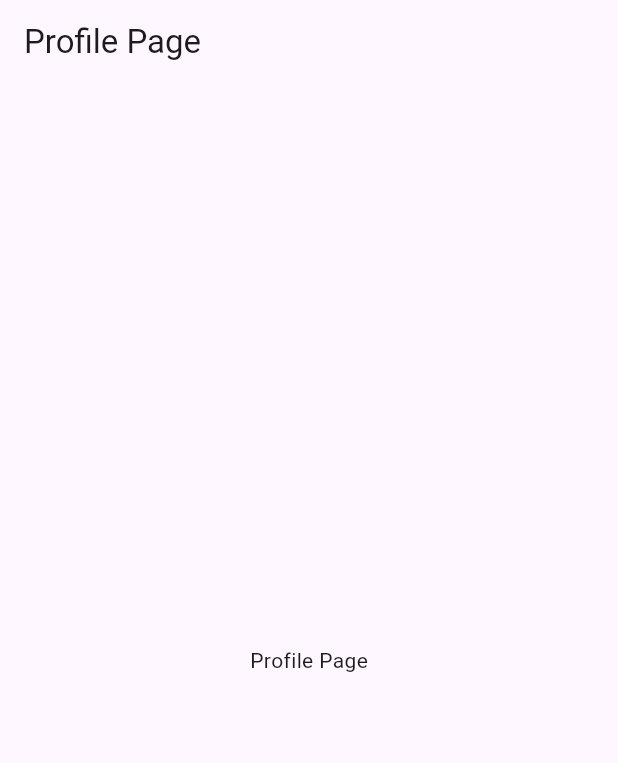
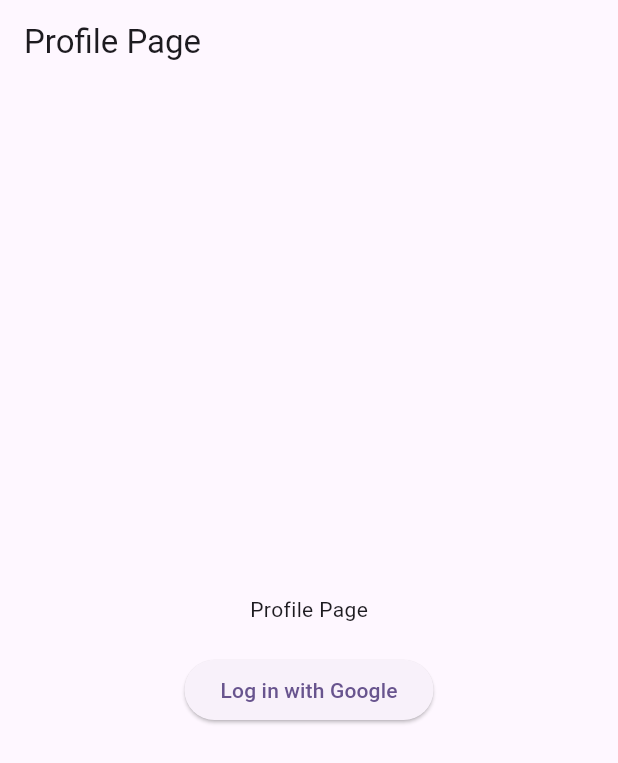
Before and after one commit to MirsaidTursunov/bloc_example, a Flutter app: the ProfilePage screen opened directly, on a phone screen of 412 x 824 dp. Shown: the top 763 px of the screen. Run offline on Flutter 3.47's test engine with Material 2 defaults, Android fonts, the phone set to English and light mode, and no system bars; our stand-ins replace bloc, equatable, firebase_auth, firebase_core, firebase_messaging, flutter_bloc and 2 more; accounts and stored records are empty; network calls fail.

Commit message:
firebase and google

```diff
--- a/lib/main.dart
+++ b/lib/main.dart
@@ -5,14 +5,14 @@ import 'package:bloc_example/presentation/home/bloc/home_bloc.dart';
 import 'package:bloc_example/presentation/main/bloc/main_bloc.dart';
 import 'package:bloc_example/presentation/main/main_page.dart';
 import 'package:bloc_example/presentation/profile/bloc/profile_bloc.dart';
+import 'package:bloc_example/presentation/service/notification_service.dart';
 import 'package:firebase_core/firebase_core.dart';
 import 'package:flutter/material.dart';
 import 'package:flutter_bloc/flutter_bloc.dart';
 
 Future<void> main() async {
-  await Firebase.initializeApp(
-    options: DefaultFirebaseOptions.currentPlatform,
-  );
+  WidgetsFlutterBinding.ensureInitialized();
+  await NotificationService.initialize();
   runApp(const MyApp());
 }
 
--- a/lib/presentation/category/bloc/category_event.dart
+++ b/lib/presentation/category/bloc/category_event.dart
@@ -14,6 +14,7 @@ class StoryEvent extends CategoryEvent {
 
 class IndexChange extends CategoryEvent {
   final int index;
+
   IndexChange({required this.index});
 
   @override
@@ -21,3 +22,27 @@ class IndexChange extends CategoryEvent {
     return [];
   }
 }
+
+class GmailEvent extends CategoryEvent {
+  final String gmail;
+  final String password;
+
+  GmailEvent({required this.gmail, required this.password});
+
+  @override
+  List<Object?> get props {
+    return [];
+  }
+}
+
+class SignUpGmailEvent extends CategoryEvent {
+  final String gmail;
+  final String password;
+
+  SignUpGmailEvent({required this.gmail, required this.password});
+
+  @override
+  List<Object?> get props {
+    return [];
+  }
+}
--- a/lib/presentation/category/bloc/category_state.dart
+++ b/lib/presentation/category/bloc/category_state.dart
@@ -4,23 +4,27 @@ part of 'category_bloc.dart';
 class CategoryState extends Equatable {
   final int number;
   final List<StoriesList> storiesList;
+  final Status firebaseStatus;
 
   const CategoryState({
     this.number = 0,
     this.storiesList = const [],
+    this.firebaseStatus = Status.initial,
   });
 
   CategoryState copyWith({
     int? number,
     List<StoriesList>? storiesList,
+    Status? firebaseStatus,
   }) =>
       CategoryState(
         number: number ?? this.number,
         storiesList: storiesList ?? this.storiesList,
+        firebaseStatus: firebaseStatus ?? this.firebaseStatus,
       );
 
   @override
-  List<Object?> get props => [storiesList, number];
+  List<Object?> get props => [storiesList, number, firebaseStatus];
 }
 
 class StoriesList {
--- a/lib/presentation/profile/bloc/profile_event.dart
+++ b/lib/presentation/profile/bloc/profile_event.dart
@@ -1,4 +1,14 @@
 part of 'profile_bloc.dart';
 
 @immutable
-abstract class ProfileEvent {}
+abstract class ProfileEvent extends Equatable{}
+
+
+class SignUpGoogleEvent extends ProfileEvent {
+  SignUpGoogleEvent();
+
+  @override
+  List<Object?> get props {
+    return [];
+  }
+}
--- a/lib/presentation/profile/bloc/profile_state.dart
+++ b/lib/presentation/profile/bloc/profile_state.dart
@@ -1,6 +1,8 @@
 part of 'profile_bloc.dart';
 
 @immutable
-abstract class ProfileState {}
-
-class ProfileInitial extends ProfileState {}
+class ProfileState extends Equatable {
+  @override
+  // TODO: implement props
+  List<Object?> get props => throw UnimplementedError();
+}
--- a/lib/presentation/profile/profile_page.dart
+++ b/lib/presentation/profile/profile_page.dart
@@ -13,8 +13,19 @@ class ProfilePage extends StatelessWidget {
           appBar: AppBar(
             title: Text('Profile Page'),
           ),
-          body: Center(
-            child: Text('Profile Page'),
+          body: Column(
+            mainAxisAlignment: MainAxisAlignment.center,
+            children: [
+              Center(
+                child: Text('Profile Page'),
+              ),
+              SizedBox(height: 20,),
+              ElevatedButton(
+                  onPressed: () {
+                      context.read<ProfileBloc>().add(SignUpGoogleEvent());
+                  },
+                  child: const Text('Log in with Google')),
+            ],
           ),
         );
       },
```
Also changed, not shown: lib/presentation/category/bloc/category_bloc.dart (+41 -0 lines), lib/presentation/category/category_page.dart (+83 -6 lines), lib/presentation/category/login_win_page.dart (added, +28 -0 lines), lib/presentation/category/mixin/category_mixin.dart (added, +7 -0 lines), lib/presentation/profile/bloc/profile_bloc.dart (+41 -4 lines), 4 other files.
